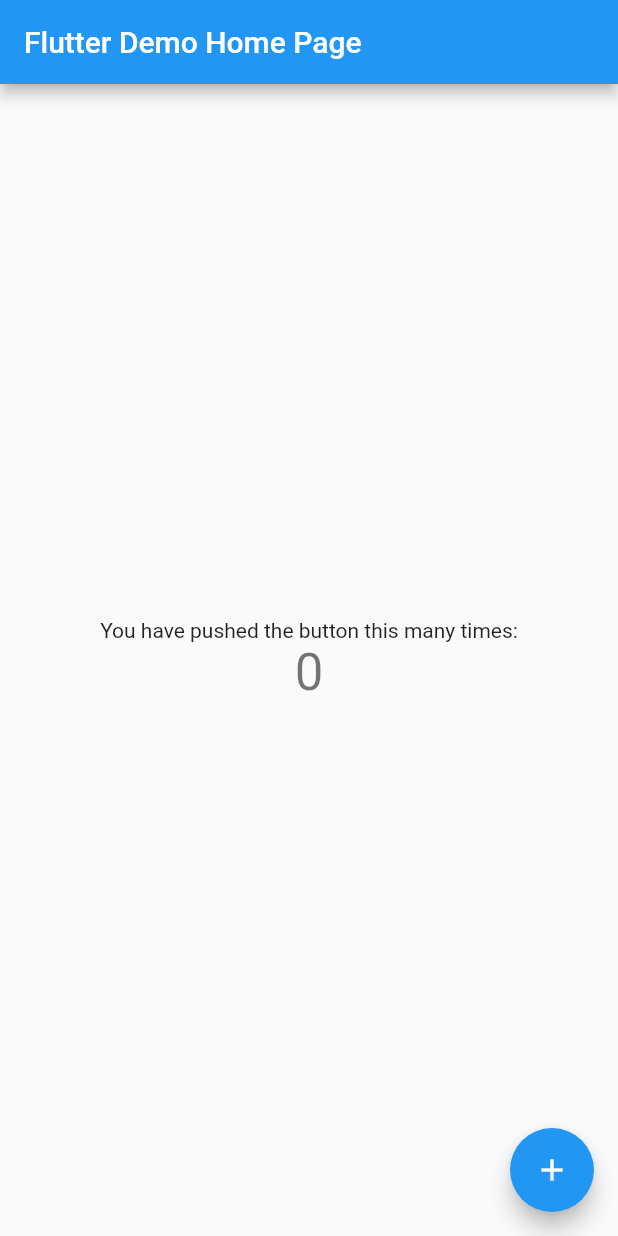
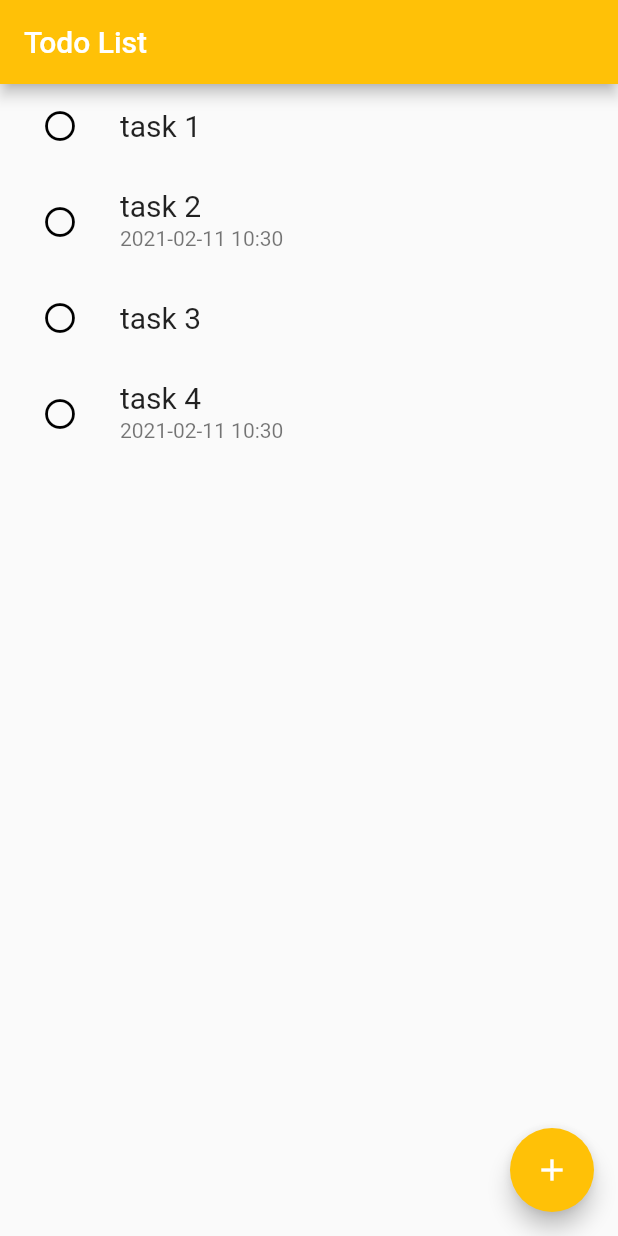
Before and after one commit to kennhung/flutter_todoapp, a Flutter app: the screen it shows after launch, on a phone screen of 412 x 824 dp. Run offline on Flutter 3.47's test engine with Material 2 defaults, Android fonts, the phone set to English and light mode, and no system bars.

Commit message:
[add] Add a simple todo layout

```diff
--- a/lib/main.dart
+++ b/lib/main.dart
@@ -1,117 +1,115 @@
 import 'package:flutter/material.dart';
+import 'package:intl/intl.dart';
+import 'task.dart';
 
 void main() {
-  runApp(MyApp());
+  runApp(MaterialApp(
+    home: Home(),
+  ));
 }
 
-class MyApp extends StatelessWidget {
-  // This widget is the root of your application.
+class Home extends StatelessWidget {
   @override
   Widget build(BuildContext context) {
-    return MaterialApp(
-      title: 'Flutter Demo',
-      theme: ThemeData(
-        // This is the theme of your application.
-        //
-        // Try running your application with "flutter run". You'll see the
-        // application has a blue toolbar. Then, without quitting the app, try
-        // changing the primarySwatch below to Colors.green and then invoke
-        // "hot reload" (press "r" in the console where you ran "flutter run",
-        // or simply save your changes to "hot reload" in a Flutter IDE).
-        // Notice that the counter didn't reset back to zero; the application
-        // is not restarted.
-        primarySwatch: Colors.blue,
-        // This makes the visual density adapt to the platform that you run
-        // the app on. For desktop platforms, the controls will be smaller and
-        // closer together (more dense) than on mobile platforms.
-        visualDensity: VisualDensity.adaptivePlatformDensity,
+    bool isEmpty = false;
+
+    return Scaffold(
+      appBar: AppBar(
+        title: Text(
+          'Todo List',
+        ),
+        backgroundColor: Colors.amber,
       ),
-      home: MyHomePage(title: 'Flutter Demo Home Page'),
+      body: isEmpty ? ListEmptyWidget() : TaskList(),
+      floatingActionButton: FloatingActionButton(
+          onPressed: () {},
+          backgroundColor: Colors.amber,
+          child: Icon(Icons.add)),
     );
   }
 }
 
-class MyHomePage extends StatefulWidget {
-  MyHomePage({Key key, this.title}) : super(key: key);
-
-  // This widget is the home page of your application. It is stateful, meaning
-  // that it has a State object (defined below) that contains fields that affect
-  // how it looks.
-
-  // This class is the configuration for the state. It holds the values (in this
-  // case the title) provided by the parent (in this case the App widget) and
-  // used by the build method of the State. Fields in a Widget subclass are
-  // always marked "final".
-
-  final String title;
-
+class ListEmptyWidget extends StatelessWidget {
   @override
-  _MyHomePageState createState() => _MyHomePageState();
+  Widget build(BuildContext context) {
+    return Column(
+      mainAxisAlignment: MainAxisAlignment.center,
+      crossAxisAlignment: CrossAxisAlignment.center,
+      children: <Widget>[
+        Center(
+          child: Column(
+            children: <Widget>[
+              Icon(
+                Icons.assignment_turned_in,
+                size: 50.0,
+                color: Colors.lightGreen,
+              ),
+              Container(
+                padding: EdgeInsets.symmetric(horizontal: 10.0),
+                child: Text(
+                  'Good Job!',
+                  style: TextStyle(
+                    fontSize: 40.0,
+                  ),
+                ),
+              ),
+              Container(
+                padding: EdgeInsets.symmetric(horizontal: 10.0),
+                child: Text(
+                  'Your list is empty.',
+                  style: TextStyle(
+                    fontSize: 20.0,
+                  ),
+                ),
+              ),
+            ],
+          ),
+        ),
+      ],
+    );
+  }
 }
 
-class _MyHomePageState extends State<MyHomePage> {
-  int _counter = 0;
+class TaskList extends StatefulWidget {
+  @override
+  _TaskListState createState() => _TaskListState();
+}
 
-  void _incrementCounter() {
-    setState(() {
-      // This call to setState tells the Flutter framework that something has
-      // changed in this State, which causes it to rerun the build method below
-      // so that the display can reflect the updated values. If we changed
-      // _counter without calling setState(), then the build method would not be
-      // called again, and so nothing would appear to happen.
-      _counter++;
-    });
-  }
+class _TaskListState extends State<TaskList> {
+  List<Task> tasks = [
+    Task(name: 'task 1'),
+    Task(name: 'task 2', dueDate: DateTime.now()),
+    Task(name: 'task 3'),
+    Task(name: 'task 4', dueDate: DateTime.now()),
+  ];
 
   @override
   Widget build(BuildContext context) {
-    // This method is rerun every time setState is called, for instance as done
-    // by the _incrementCounter method above.
-    //
-    // The Flutter framework has been optimized to make rerunning build methods
-    // fast, so that you can just rebuild anything that needs updating rather
-    // than having to individually change instances of widgets.
-    return Scaffold(
-      appBar: AppBar(
-        // Here we take the value from the MyHomePage object that was created by
-        // the App.build method, and use it to set our appbar title.
-        title: Text(widget.title),
-      ),
-      body: Center(
-        // Center is a layout widget. It takes a single child and positions it
-        // in the middle of the parent.
-        child: Column(
-          // Column is also a layout widget. It takes a list of children and
-          // arranges them vertically. By default, it sizes itself to fit its
-          // children horizontally, and tries to be as tall as its parent.
-          //
-          // Invoke "debug painting" (press "p" in the console, choose the
-          // "Toggle Debug Paint" action from the Flutter Inspector in Android
-          // Studio, or the "Toggle Debug Paint" command in Visual Studio Code)
-          // to see the wireframe for each widget.
-          //
-          // Column has various properties to control how it sizes itself and
-          // how it positions its children. Here we use mainAxisAlignment to
-          // center the children vertically; the main axis here is the vertical
-          // axis because Columns are vertical (the cross axis would be
-          // horizontal).
-          mainAxisAlignment: MainAxisAlignment.center,
-          children: <Widget>[
-            Text(
-              'You have pushed the button this many times:',
+    return ListView(
+      children: tasks.map((task) {
+        return ListTile(
+            title: Text(
+              '${task.name}',
+              style: TextStyle(fontWeight: FontWeight.w400, fontSize: 20.0),
             ),
-            Text(
-              '$_counter',
-              style: Theme.of(context).textTheme.headline4,
-            ),
-          ],
-        ),
-      ),
-      floatingActionButton: FloatingActionButton(
-        onPressed: _incrementCounter,
-        tooltip: 'Increment',
-        child: Icon(Icons.add),
-      ), // This trailing comma makes auto-formatting nicer for build methods.
+            subtitle: task.dueDate != null
+                ? Text(
+                    '${DateFormat('yyyy-MM-dd kk:mm').format(task.dueDate.toLocal())}')
+                : null,
+            leading: IconButton(
+              icon: Icon(
+                task.finished
+                    ? Icons.check_circle_outline
+                    : Icons.radio_button_unchecked_outlined,
+                color: Colors.black,
+              ),
+              onPressed: () {
+                setState(() {
+                  task.finished = !task.finished;
+                });
+              },
+            ));
+      }).toList(),
     );
   }
 }
--- /dev/null
+++ b/lib/task.dart
@@ -0,0 +1,7 @@
+class Task {
+  String name;
+  DateTime dueDate;
+  bool finished = false;
+
+  Task({this.name, this.dueDate});
+}
```
Also changed, not shown: pubspec.yaml (+5 -11 lines), fonts/Hanalei-Regular.ttf (added), pubspec.lock, 2 other files.
